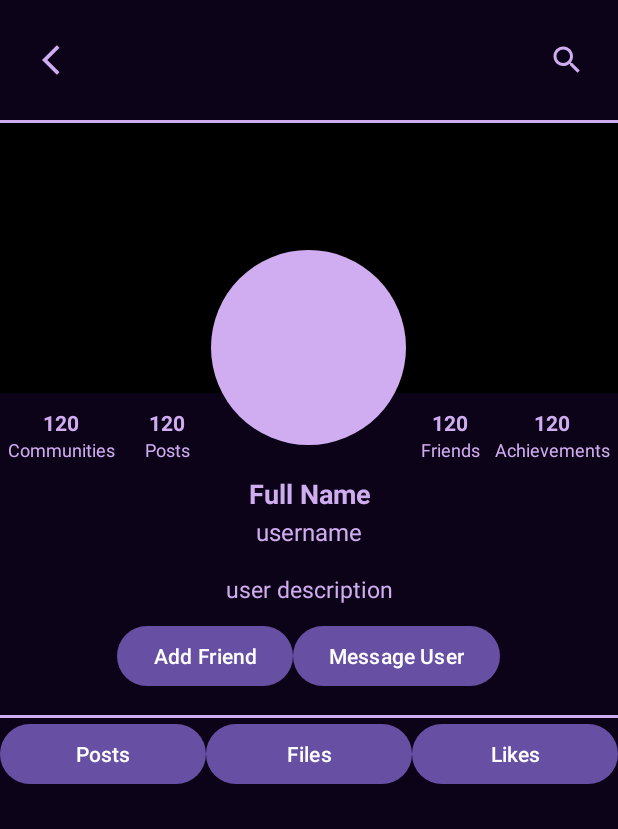
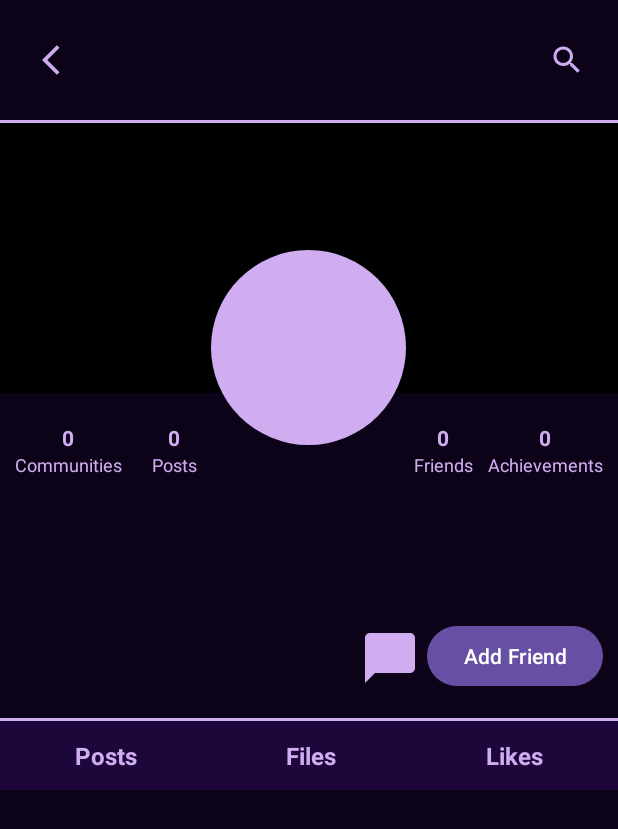
Before and after one commit to JoshDez/Synthronize-Capstone-Project, an Android app: the OtherUserProfile screen opened directly, with no data from a screen before it, on a phone screen of 412 x 824 dp. Shown: the top 829 px of the screen. Run offline under Robolectric (Android 15) with nearby library versions, the phone set to English and light mode, and no system bars; our stand-ins replace CircleImageView, Firebase (no records; nobody signed in at launch, a user with empty details on screens opened directly); 1 statement that could not run was skipped.

Commit message:
Edit Profile changes (dialog plus added)

```diff
--- a/app/src/main/java/com/example/synthronize/OtherUserProfile.kt
+++ b/app/src/main/java/com/example/synthronize/OtherUserProfile.kt
@@ -2,6 +2,7 @@ package com.example.synthronize
 
 import android.content.Intent
 import android.os.Bundle
+import android.view.View
 import androidx.appcompat.app.AppCompatActivity
 import com.example.synthronize.databinding.ActivityOtherUserProfileBinding
 import com.example.synthronize.model.UserModel
@@ -35,7 +36,10 @@ class OtherUserProfile : AppCompatActivity() {
                 binding.userDescriptionTV.text = userModel.description
                 binding.userNameTV.text = userModel.username
                 binding.userDisplayNameTV.text = userModel.fullName
-                //TODO: add to birthday binding and created timestamp
+                if (userModel.birthday.isNotEmpty()){
+                    binding.birthdayLayout.visibility = View.VISIBLE
+                    binding.birthdayTV.text = "Birthday: ${userModel.birthday}"
+                }
 
                 AppUtil().setUserProfilePic(this, userID, binding.userProfileCIV)
                 AppUtil().setUserCoverPic(this, userID, binding.userCoverIV)
--- /dev/null
+++ b/app/src/main/res/drawable/baseline_calendar_month_24.xml
@@ -0,0 +1,5 @@
+<vector xmlns:android="http://schemas.android.com/apk/res/android" android:height="24dp" android:tint="#000000" android:viewportHeight="24" android:viewportWidth="24" android:width="24dp">
+
+    <path android:fillColor="@android:color/white" android:pathData="M19,4h-1V2h-2v2H8V2H6v2H5C3.89,4 3.01,4.9 3.01,6L3,20c0,1.1 0.89,2 2,2h14c1.1,0 2,-0.9 2,-2V6C21,4.9 20.1,4 19,4zM19,20H5V10h14V20zM9,14H7v-2h2V14zM13,14h-2v-2h2V14zM17,14h-2v-2h2V14zM9,18H7v-2h2V18zM13,18h-2v-2h2V18zM17,18h-2v-2h2V18z"/>
+
+</vector>
--- /dev/null
+++ b/app/src/main/res/drawable/baseline_chat_bubble_24.xml
@@ -0,0 +1,5 @@
+<vector xmlns:android="http://schemas.android.com/apk/res/android" android:height="40dp" android:tint="#000000" android:viewportHeight="24" android:viewportWidth="24" android:width="40dp">
+
+    <path android:fillColor="@android:color/white" android:pathData="M20,2H4c-1.1,0 -2,0.9 -2,2v18l4,-4h14c1.1,0 2,-0.9 2,-2V4c0,-1.1 -0.9,-2 -2,-2z"/>
+
+</vector>
--- a/app/src/main/res/layout/activity_other_user_profile.xml
+++ b/app/src/main/res/layout/activity_other_user_profile.xml
@@ -46,8 +46,8 @@
         app:dividerColor="@color/light_purple" />
 
     <ScrollView
+        android:layout_below="@id/divider"
         android:layout_width="match_parent"
-        android:layout_below="@+id/divider"
         android:layout_height="match_parent">
         <LinearLayout
             android:orientation="vertical"
@@ -74,7 +74,7 @@
                         android:layout_below="@id/userCoverIV"
                         android:orientation="vertical"
                         android:layout_toRightOf="@id/communitiesContainer"
-                        android:layout_marginTop="10dp"
+                        android:layout_marginTop="20dp"
                         android:layout_marginStart="20dp"
                         android:layout_width="wrap_content"
                         android:layout_height="wrap_content">
@@ -83,7 +83,7 @@
                             android:layout_width="match_parent"
                             android:layout_height="wrap_content"
                             android:textAlignment="center"
-                            android:text="120"
+                            android:text="0"
                             android:textStyle="bold"
                             android:textColor="@color/light_purple"/>
                         <TextView
@@ -102,8 +102,8 @@
                         android:id="@+id/communitiesContainer"
                         android:layout_below="@id/userCoverIV"
                         android:orientation="vertical"
-                        android:layout_marginTop="10dp"
-                        android:layout_marginStart="5dp"
+                        android:layout_marginTop="20dp"
+                        android:layout_marginStart="10dp"
                         android:layout_width="wrap_content"
                         android:layout_height="wrap_content">
                         <TextView
@@ -112,7 +112,7 @@
                             android:layout_height="wrap_content"
                             android:textStyle="bold"
                             android:textAlignment="center"
-                            android:text="120"
+                            android:text="0"
                             android:textColor="@color/light_purple"/>
                         <TextView
                             android:id="@+id/communitiesTV"
@@ -130,7 +130,7 @@
                         android:layout_below="@id/userCoverIV"
                         android:layout_toLeftOf="@id/achievementsContainer"
                         android:orientation="vertical"
-                        android:layout_marginTop="10dp"
+                        android:layout_marginTop="20dp"
                         android:layout_marginEnd="10dp"
                         android:layout_width="wrap_content"
                         android:layout_height="wrap_content">
@@ -140,7 +140,7 @@
                             android:layout_height="wrap_content"
                             android:textStyle="bold"
                             android:textAlignment="center"
-                            android:text="120"
+                            android:text="0"
                             android:textColor="@color/light_purple"/>
                         <TextView
                             android:id="@+id/friendsTV"
@@ -157,8 +157,8 @@
                         android:layout_below="@id/userCoverIV"
                         android:layout_alignParentEnd="true"
                         android:orientation="vertical"
-                        android:layout_marginTop="10dp"
-                        android:layout_marginEnd="5dp"
+                        android:layout_marginTop="20dp"
+                        android:layout_marginEnd="10dp"
                         android:layout_width="wrap_content"
                         android:layout_height="wrap_content">
                         <TextView
@@ -167,7 +167,7 @@
                             android:layout_height="wrap_content"
                             android:textStyle="bold"
                             android:textAlignment="center"
-                            android:text="120"
+                            android:text="0"
                             android:textColor="@color/light_purple"/>
                         <TextView
                             android:id="@+id/achievementsTV"
@@ -201,7 +201,7 @@
                         android:layout_width="wrap_content"
                         android:layout_height="wrap_content"
                         android:layout_marginTop="20dp"
-                        android:text="@string/full_name"
+                        android:contentDescription="@string/full_name"
                         android:textAlignment="center"
                         android:textColor="@color/light_purple"
                         android:textSize="18sp"
@@ -214,7 +214,7 @@
                         android:layout_width="wrap_content"
                         android:layout_height="wrap_content"
                         android:layout_marginTop="2dp"
-                        android:text="@string/username"
+                        android:contentDescription="@string/username"
                         android:textAlignment="center"
                         android:textColor="@color/light_purple"
                         android:textSize="16sp"/>
@@ -227,31 +227,67 @@
                 android:layout_width="match_parent"
                 android:layout_height="wrap_content"
                 android:layout_marginBottom="10dp"
-                android:textSize="15sp"
+                android:backgroundTint="#00FFFFFF"
                 android:drawableTint="#00FFFFFF"
-                android:text="@string/user_description"
+                android:contentDescription="@string/user_description"
                 android:textAlignment="center"
                 android:textColor="@color/light_purple"
-                android:backgroundTint="#00FFFFFF"/>
+                android:textSize="15sp" />
 
-            <LinearLayout
+
+            <RelativeLayout
                 android:orientation="horizontal"
-                android:gravity="center"
                 android:layout_marginBottom="15dp"
+                android:paddingStart="10dp"
+                android:paddingEnd="10dp"
                 android:layout_width="match_parent"
                 android:layout_height="wrap_content">
+                <LinearLayout
+                    android:id="@+id/birthdayLayout"
+                    android:visibility="invisible"
+                    android:layout_centerVertical="true"
+                    android:orientation="horizontal"
+                    android:layout_alignParentStart="true"
+                    android:layout_toLeftOf="@id/messageUserBtn"
+                    android:layout_width="wrap_content"
+                    android:layout_height="wrap_content">
+                    <ImageView
+                        android:layout_width="20dp"
+                        android:layout_height="20dp"
+                        android:src="@drawable/baseline_calendar_month_24"
+                        app:tint="@color/light_purple"/>
+                    <TextView
+                        android:id="@+id/birthdayTV"
+                        android:layout_width="match_parent"
+                        android:layout_height="wrap_content"
+                        android:layout_marginBottom="10dp"
+                        android:layout_marginStart="5dp"
+                        android:backgroundTint="#00FFFFFF"
+                        android:drawableTint="#00FFFFFF"
+                        android:text="Birthday: December 19, 2002"
+                        android:contentDescription="@string/user_description"
+                        android:textColor="@color/light_purple"
+                        android:textSize="14sp" />
+
+                </LinearLayout>
+
+                <ImageButton
+                    android:id="@+id/messageUserBtn"
+                    android:layout_width="50dp"
+                    android:layout_height="50dp"
+                    android:src="@drawable/baseline_chat_bubble_24"
+                    android:background="#00D0ADF1"
+                    android:layout_toLeftOf="@id/addFriendBtn"
+                    app:tint="@color/light_purple"/>
 
                 <com.google.android.material.button.MaterialButton
+                    android:id="@+id/addFriendBtn"
                     android:layout_width="wrap_content"
                     android:layout_height="wrap_content"
-                    android:text="@string/add_friend"/>
+                    android:layout_alignParentEnd="true"
+                    android:text="Add Friend"/>
 
-                <com.google.android.material.button.MaterialButton
-                    android:id="@+id/messageUserBtn"
-                    android:layout_width="wrap_content"
-                    android:layout_height="wrap_content"
-                    android:text="@string/message_user"/>
-            </LinearLayout>
+            </RelativeLayout>
 
             <com.google.android.material.divider.MaterialDivider
                 android:id="@+id/divider2"
@@ -265,23 +301,36 @@
                 android:orientation="horizontal"
                 android:gravity="center"
                 android:layout_width="match_parent"
-                android:layout_height="wrap_content">
+                android:background="@color/dark_purple_1"
+                android:layout_height="46dp">
 
-                <com.google.android.material.button.MaterialButton
+                <TextView
                     android:layout_width="wrap_content"
                     android:layout_height="wrap_content"
+                    android:textColor="@color/light_purple"
+                    android:textSize="16sp"
+                    android:textStyle="bold"
+                    android:textAlignment="center"
                     android:layout_weight="1"
                     android:text="Posts"/>
 
-                <com.google.android.material.button.MaterialButton
+                <TextView
                     android:layout_width="wrap_content"
                     android:layout_height="wrap_content"
+                    android:textColor="@color/light_purple"
+                    android:textSize="16sp"
+                    android:textStyle="bold"
+                    android:textAlignment="center"
                     android:layout_weight="1"
                     android:text="Files"/>
 
-                <com.google.android.material.button.MaterialButton
+                <TextView
                     android:layout_width="wrap_content"
                     android:layout_height="wrap_content"
+                    android:textColor="@color/light_purple"
+                    android:textSize="16sp"
+                    android:textStyle="bold"
+                    android:textAlignment="center"
                     android:layout_weight="1"
                     android:text="Likes"/>
             </LinearLayout>
--- a/app/src/main/res/values/colors.xml
+++ b/app/src/main/res/values/colors.xml
@@ -6,6 +6,7 @@
     <color name="teal_200">#FF03DAC5</color>
     <color name="teal_700">#FF018786</color>
     <color name="black">#FF000000</color>
+    <color name="red">#8C2121</color>
 
     <color name="white">#FFFFFFFF</color>
     <color name="hint_color">#676767</color>
--- a/app/src/main/res/values/strings.xml
+++ b/app/src/main/res/values/strings.xml
@@ -47,6 +47,8 @@
     <string name="market">Market</string>
     <string name="files">Files</string>
     <string name="communities">Communities</string>
+    <string name="tap_here_to_set_birthday">Tap here to set birthday</string>
+    <string name="save_user_details">Save User Details</string>
 
 
 </resources>
```
Also changed, not shown: app/src/main/java/com/example/synthronize/EditProfile.kt (+63 -19 lines), app/src/main/java/com/example/synthronize/ProfileFragment.kt (+7 -1 lines), app/src/main/res/layout/activity_edit_profile.xml (+13 -10 lines), app/src/main/res/layout/dialog_save_user.xml (added, +72 -0 lines), app/src/main/res/layout/fragment_profile.xml (+63 -26 lines).
